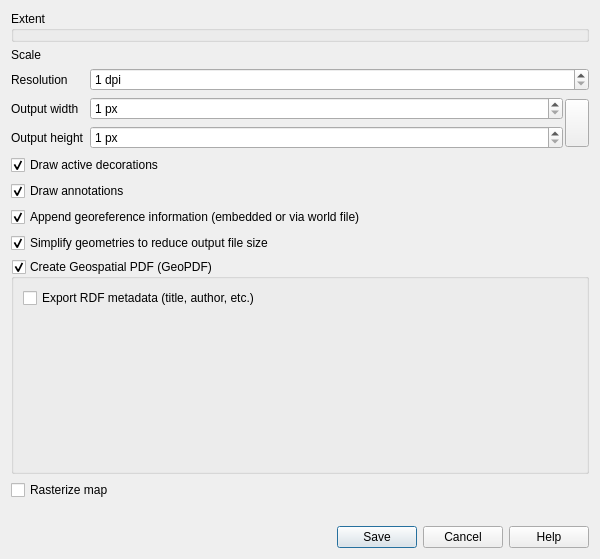
First picture: the form in src/ui/qgsmapsavedialog.ui, repository qgis/QGIS, before the edit.
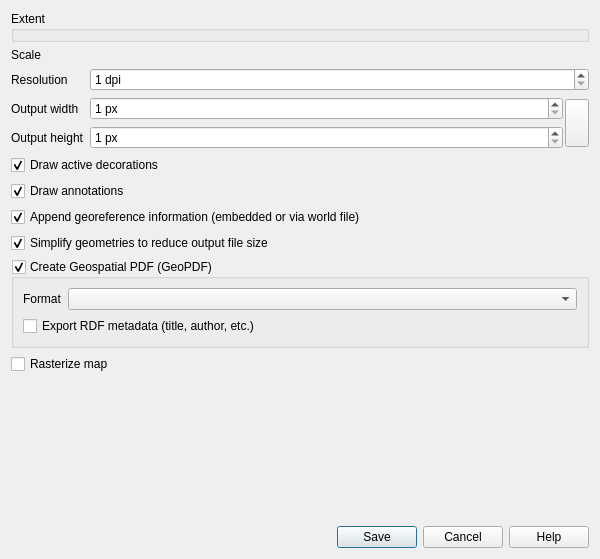
Second picture: the form after the edit. Custom widgets are drawn as their Qt base class.

Commit message:
[needs-docs] Expose choice of GeoPDF export format to users
Either "ISO3200 extension" or "OGC 'best practice'" options are availab.e

ISO3200 format is recommended, and results in Geospatial PDF files compatible
with the built-in Acrobat geospatial tools.

The OGC Best Practice format results in GeoPDF files compatible with the TerraGo
suite of tools, but can break compatibility with the built-in Acrobat
geospatial tools (yes, GeoPDF format is a mess!).

What changed in the file:
```diff
--- a/src/ui/qgsmapsavedialog.ui
+++ b/src/ui/qgsmapsavedialog.ui
@@ -84,7 +84,7 @@
            </layout>
           </widget>
           <widget class="QWidget" name="page_2">
-           <layout class="QGridLayout" name="gridLayout_2">
+           <layout class="QGridLayout" name="gridLayout_2" columnstretch="0,1">
             <property name="leftMargin">
              <number>0</number>
             </property>
@@ -97,23 +97,13 @@
             <property name="bottomMargin">
              <number>0</number>
             </property>
-            <item row="2" column="0">
-             <spacer name="verticalSpacer">
-              <property name="orientation">
-               <enum>Qt::Vertical</enum>
-              </property>
-              <property name="sizeHint" stdset="0">
-               <size>
-                <width>20</width>
-                <height>102</height>
-               </size>
-              </property>
-             </spacer>
+            <item row="1" column="1">
+             <widget class="QComboBox" name="mGeoPdfFormatComboBox"/>
             </item>
-            <item row="0" column="0">
-             <widget class="QCheckBox" name="mExportMetadataCheckBox">
+            <item row="1" column="0">
+             <widget class="QLabel" name="label">
               <property name="text">
-               <string>Export RDF metadata (title, author, etc.)</string>
+               <string>Format</string>
               </property>
              </widget>
             </item>
@@ -121,6 +111,13 @@
           </widget>
          </widget>
         </item>
+        <item>
+         <widget class="QCheckBox" name="mExportMetadataCheckBox">
+          <property name="text">
+           <string>Export RDF metadata (title, author, etc.)</string>
+          </property>
+         </widget>
+        </item>
        </layout>
       </widget>
      </item>
@@ -306,6 +303,19 @@
      </item>
     </layout>
    </item>
+   <item>
+    <spacer name="verticalSpacer">
+     <property name="orientation">
+      <enum>Qt::Vertical</enum>
+     </property>
+     <property name="sizeHint" stdset="0">
+      <size>
+       <width>20</width>
+       <height>40</height>
+      </size>
+     </property>
+    </spacer>
+   </item>
    <item>
     <widget class="QDialogButtonBox" name="buttonBox">
      <property name="orientation">
```
The commit also changes 5 other files.
